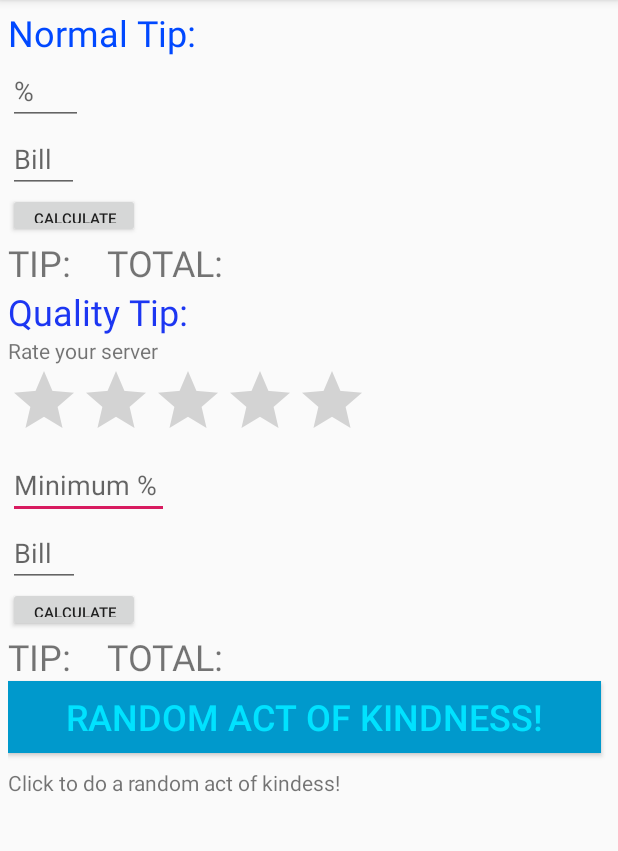
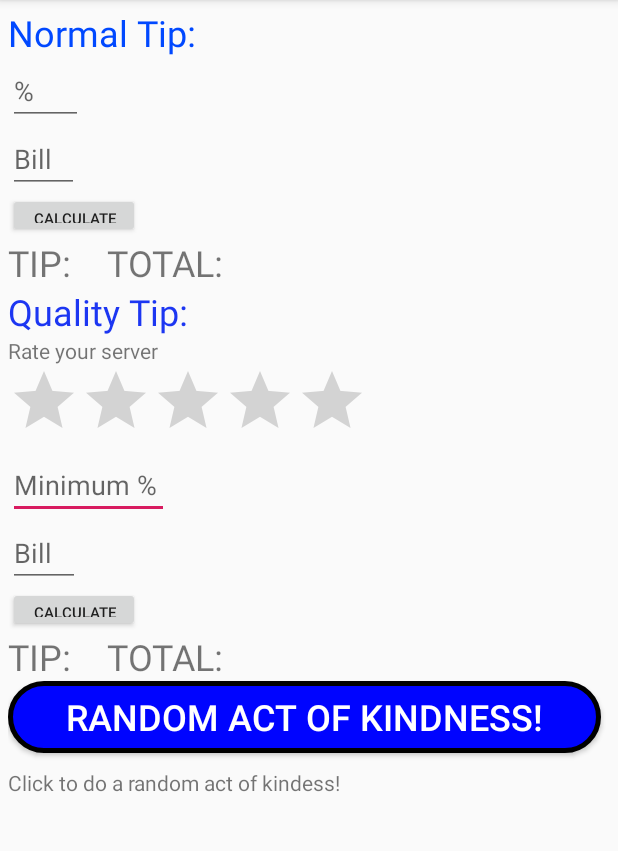
Before and after one commit to cameronchiu/MyTippApp2, an Android app: the screen it shows after launch (MainActivity), on a phone screen of 412 x 824 dp, the part 84-935 px from its top. Run offline under Robolectric (Android 15) with nearby library versions, the phone set to English and light mode, and no system bars.

Commit message:
Fully functioning w/custom button and no errors

```diff
--- a/app/src/main/AndroidManifest.xml
+++ b/app/src/main/AndroidManifest.xml
@@ -16,9 +16,6 @@
                 <category android:name="android.intent.category.LAUNCHER" />
             </intent-filter>
         </activity>
-        <meta-data
-            android:name="preloaded_fonts"
-            android:resource="@array/preloaded_fonts" />
     </application>
 
 </manifest>
--- /dev/null
+++ b/app/src/main/res/drawable/oval.xml
@@ -0,0 +1,6 @@
+<?xml version="1.0" encoding="UTF-8"?>
+<shape xmlns:android="http://schemas.android.com/apk/res/android">
+    <corners android:radius="50dp" />
+    <stroke android:color="#000000" android:width="3dp" />
+    <solid android:color="#0004ff" />
+</shape>
--- a/app/src/main/res/layout/activity_main.xml
+++ b/app/src/main/res/layout/activity_main.xml
@@ -132,10 +132,10 @@
             android:layout_height="wrap_content"
             android:layout_row="12"
             android:layout_column="0"
-            android:background="@android:color/holo_blue_dark"
+            android:background="@drawable/oval"
             android:onClick="randomAct"
             android:text="Random Act of Kindness!"
-            android:textColor="#00E2FF"
+            android:textColor="#FFF"
             android:textSize="24sp" />
 
         <TextView
```
